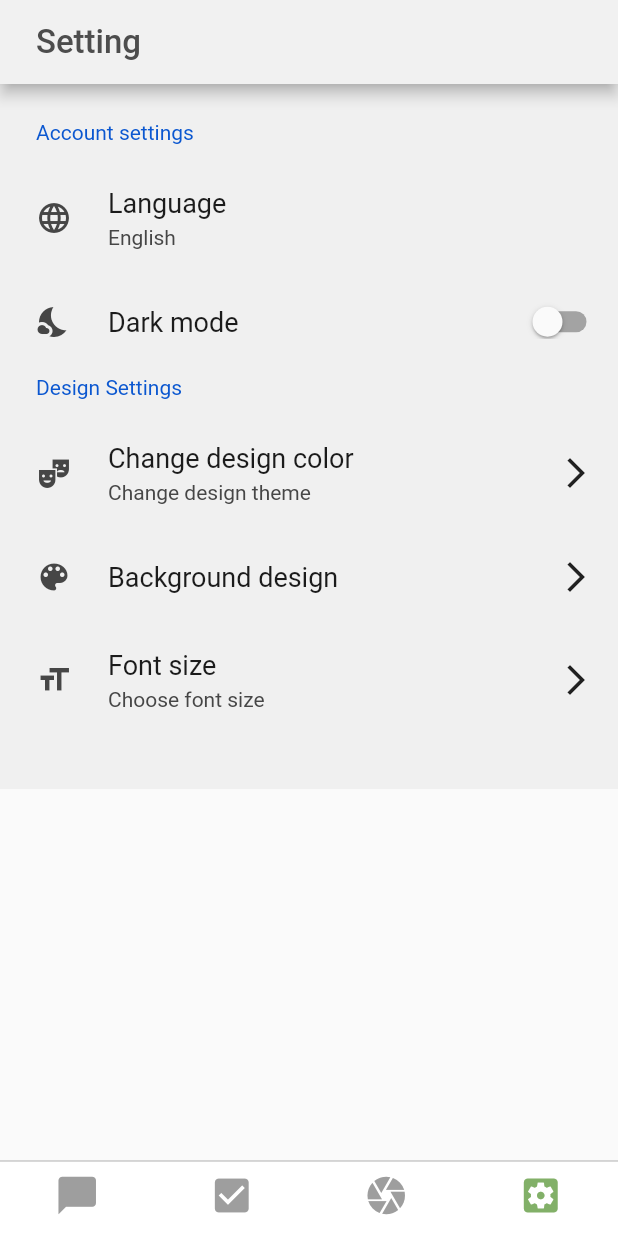
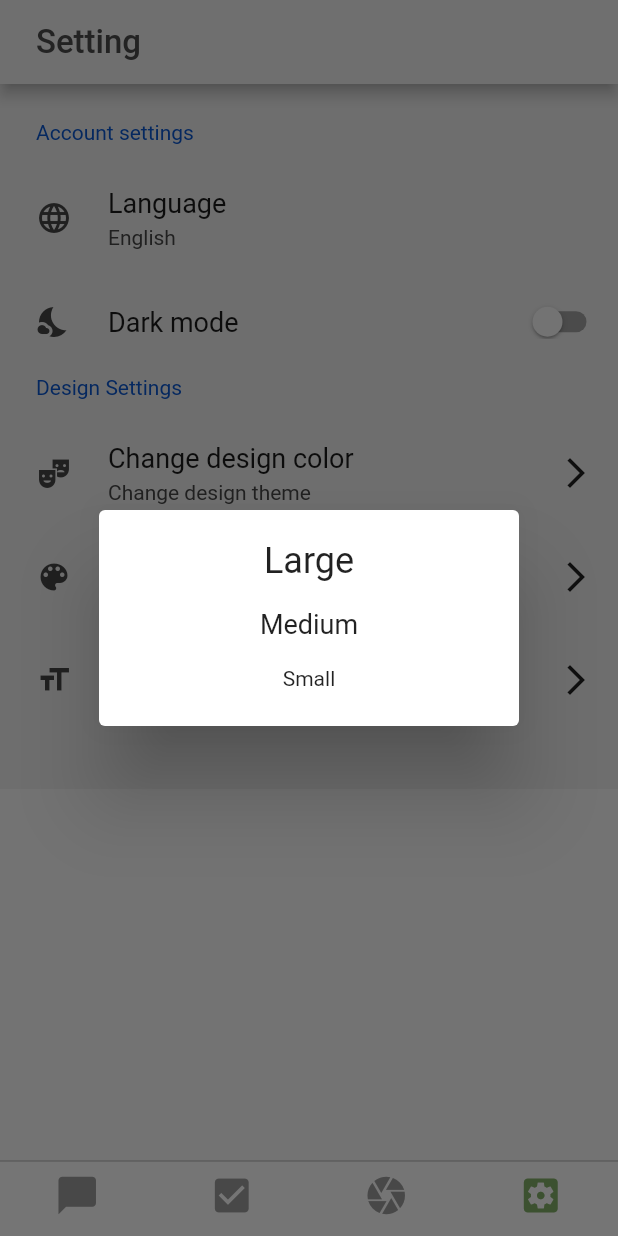
Before and after one commit to kabigon-li/flutter-practice, a Flutter app: the screen it shows after launch, item 4 of the bottom bar chosen, after a tap on "Font size", on a phone screen of 412 x 824 dp. Run offline on Flutter 3.47's test engine with Material 2 defaults, Android fonts, the phone set to English and light mode, and no system bars; drawn by our look-alikes of settings_ui; our stand-ins replace flutter_calendar_carousel, fluttertoast, image_picker, sqflite; accounts and stored records are empty; Roboto replaces fonts that are missing (iconfont).

Commit message:
update: mypage fontsize showSimpleDialog

```diff
--- /dev/null
+++ b/lib/provider/font_size_provider.dart
@@ -0,0 +1,16 @@
+import 'package:flutter/cupertino.dart';
+import 'package:flutter/material.dart';
+
+class FontSizeProvider extends ChangeNotifier {
+  FontSizeProvider({
+    this.fontSize = 15.0,
+  });
+
+  double fontSize;
+
+  void updateFontSize(
+    double newFontSize,
+  ) {
+    fontSize = newFontSize;
+  }
+}
--- a/lib/tab/mypage.dart
+++ b/lib/tab/mypage.dart
@@ -3,6 +3,7 @@ import 'package:provider/provider.dart';
 import 'package:wechat_like_memo/constant/constants.dart';
 
 import 'package:wechat_like_memo/provider/appTheme_provider.dart';
+import 'package:wechat_like_memo/provider/font_size_provider.dart';
 import 'package:wechat_like_memo/provider/settings_provider.dart';
 import 'package:settings_ui/settings_ui.dart';
 import 'package:wechat_like_memo/provider/user_provider.dart';
@@ -17,11 +18,13 @@ class MyPage extends StatefulWidget {
 class _MyPageState extends State<MyPage> {
   bool _active = false;
   int num;
+  double fontSize;
 
   @override
   Widget build(BuildContext context) {
     final theme = Provider.of<AppTheme>(context);
     final season = Provider.of<SeasonsMode>(context);
+    final fontSizeProvider = Provider.of<FontSizeProvider>(context);
 
     return Container(
       child: Scaffold(
@@ -107,7 +110,10 @@ class _MyPageState extends State<MyPage> {
                           subtitle: 'Choose font size',
                           leading: Icon(Icons.format_size),
                           trailing: Icon(Icons.arrow_forward_ios),
-                          onPressed: (BuildContext context) {},
+                          onPressed: (BuildContext context) {
+                            showSimpleDialog(context);
+                            fontSizeProvider.updateFontSize(fontSize);
+                          },
                         ),
                       ],
                     ),
@@ -128,6 +134,49 @@ class _MyPageState extends State<MyPage> {
 
         // winterMode(),
       ),
+    );
+  }
+
+  void showSimpleDialog(BuildContext context) async {
+    await showDialog(
+      barrierDismissible: true,
+      context: context,
+      builder: (BuildContext context) {
+        return SimpleDialog(
+          // title: Text("Font size"),
+          children: <Widget>[
+            // コンテンツ領域
+            SimpleDialogOption(
+              onPressed: () => Navigator.pop(context),
+              child: SizedBox(
+                height: 100,
+                child: Column(
+                  mainAxisAlignment: MainAxisAlignment.spaceBetween,
+                  children: [
+                    GestureDetector(
+                      onTap: (){
+
+                      },
+                      child: Text(
+                        "Large",
+                        style: TextStyle(fontSize: 24),
+                      ),
+                    ),
+                    Text(
+                      "Medium",
+                      style: TextStyle(fontSize: 18),
+                    ),
+                    Text(
+                      "Small",
+                      style: TextStyle(fontSize: 14),
+                    ),
+                  ],
+                ),
+              ),
+            ),
+          ],
+        );
+      },
     );
   }
 
```
